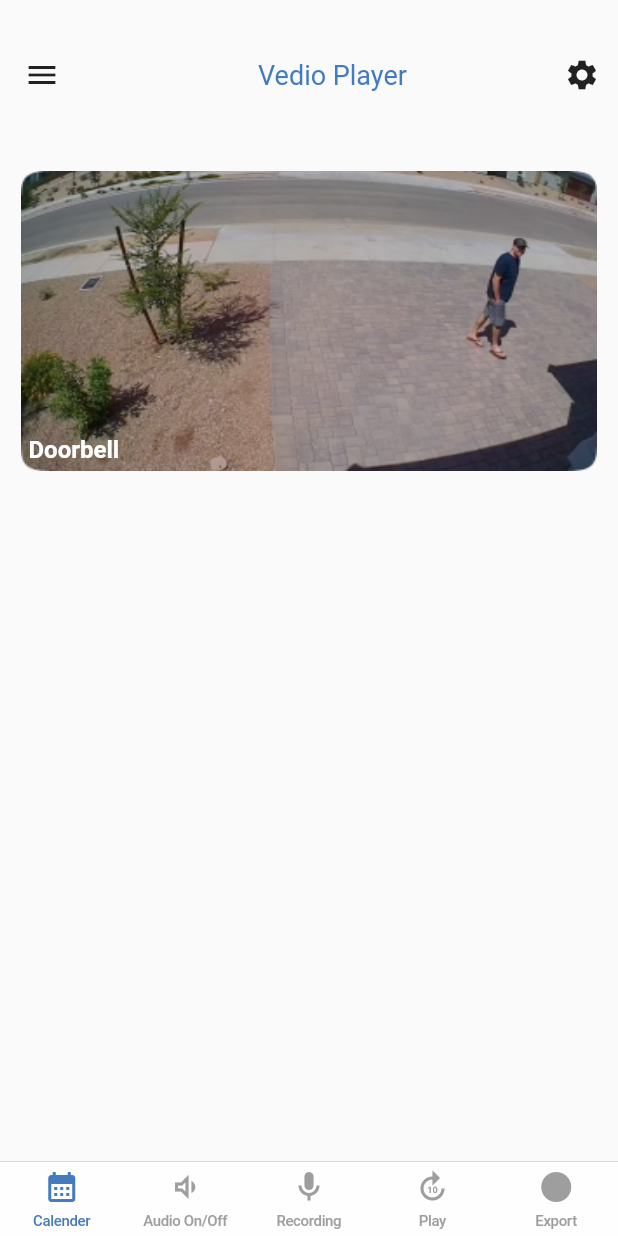
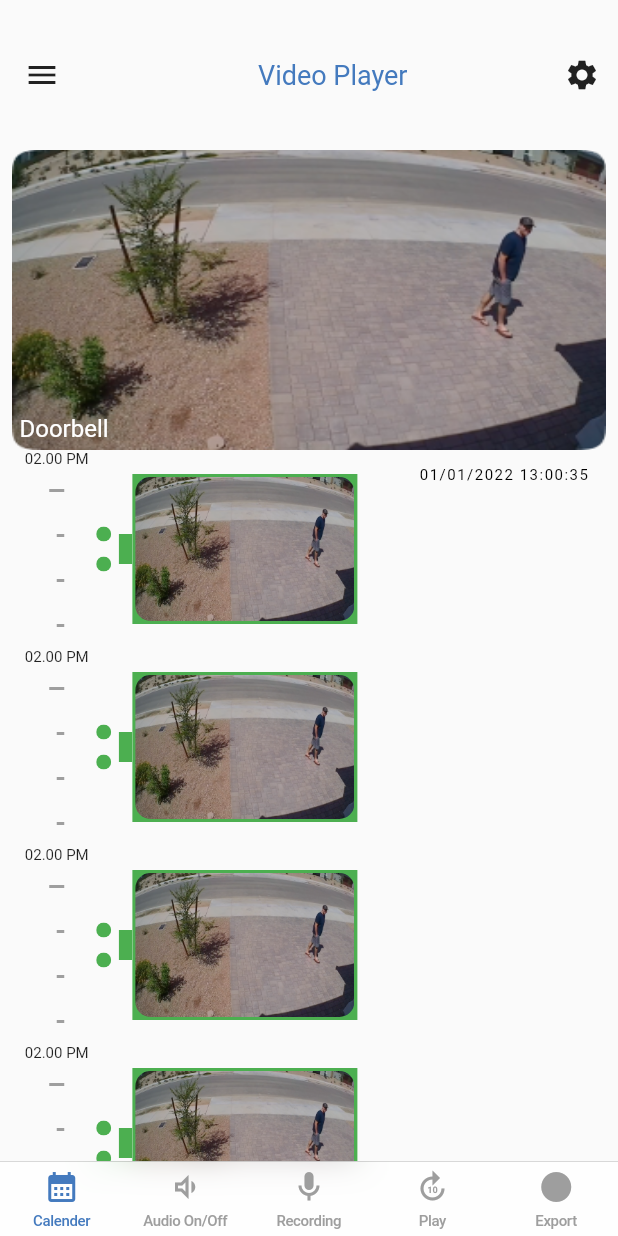
Before and after one commit to Haicam/Mobile, a Flutter app: the VideoPlayerView screen opened directly, on a phone screen of 412 x 824 dp. Run offline on Flutter 3.47's test engine with Material 2 defaults, Android fonts, the phone set to English and light mode, and no system bars; our stand-ins replace bloc, equatable, flutter_bloc, flutter_custom_clippers, font_awesome_flutter, video_player and 1 more.

Commit message:
video-player-timeline-design-and-update-code
Work on video player timeline design and update some code path and setting

```diff
--- /dev/null
+++ b/haicam/lib/common/utils/app_images.dart
@@ -0,0 +1,11 @@
+// images_path
+const String imagePath = 'assets/images/';
+const String appLogoImage = '${imagePath}haicam_logo.png';
+const String appCamOneIcon = '${imagePath}cam_pic_01.png';
+const String appCamTwoIcon = '${imagePath}cam_pic_02.png';
+const String appCamThreeIcon = '${imagePath}cam_pic_03.png';
+
+// icons_path
+const String iconPath = 'assets/icons/';
+const String appAudioIcon = '${iconPath}audio_icon.png';
+const String appSettingIcon = '${iconPath}cam_setting.png';
--- a/haicam/lib/features/auth/view/login_view.dart
+++ b/haicam/lib/features/auth/view/login_view.dart
@@ -29,7 +29,7 @@ class _LoginViewState extends State<LoginView> {
     return DefaultTabController(
       length: 2,
       child: Scaffold(
-        backgroundColor: Colors.white,
+        backgroundColor: AppColors.white,
         body: buildMainView(),
       ),
     );
--- a/haicam/lib/features/home/view/home_view.dart
+++ b/haicam/lib/features/home/view/home_view.dart
@@ -1,5 +1,6 @@
 import 'package:flutter/material.dart';
 import 'package:prac_haicam/common/utils/app_colors.dart';
+import 'package:prac_haicam/common/utils/app_images.dart';
 import 'package:prac_haicam/common/widgets/base_widget.dart';
 import 'package:prac_haicam/features/menu/widget/navigation_drawer_widget.dart';
 import 'package:prac_haicam/features/player/view/video_player_view.dart';
@@ -54,7 +55,7 @@ class _HomeViewState extends State<HomeView> {
         height: 200,
         decoration: BoxDecoration(
           image: DecorationImage(
-            image: AssetImage('assets/images/$camName'),
+            image: AssetImage('$imagePath$camName'),
             fit: BoxFit.fill,
           ),
         ),
@@ -81,7 +82,7 @@ class _HomeViewState extends State<HomeView> {
               children: [
                 IconButton(
                   icon: const ImageIcon(
-                    AssetImage('assets/icons/cam_setting.png'),
+                    AssetImage(appSettingIcon),
                   ),
                   color: AppColors.white,
                   iconSize: 50,
--- a/haicam/lib/features/onboarding/view/splash_view.dart
+++ b/haicam/lib/features/onboarding/view/splash_view.dart
@@ -1,5 +1,6 @@
 import 'package:flutter/material.dart';
 import 'package:prac_haicam/common/utils/app_colors.dart';
+import 'package:prac_haicam/common/utils/app_images.dart';
 import 'package:prac_haicam/features/auth/view/login_view.dart';
 
 class SplashView extends StatefulWidget {
@@ -17,7 +18,7 @@ class _SplashViewState extends State<SplashView> {
   }
 
   void goToHome() async {
-    await Future.delayed(const Duration(milliseconds: 1500), () {});
+    await Future.delayed(const Duration(milliseconds: 3000), () {});
     if (!mounted) return;
     Navigator.pushReplacement(
       context,
@@ -33,10 +34,10 @@ class _SplashViewState extends State<SplashView> {
     return Scaffold(
       backgroundColor: AppColors.background,
       body: Container(
-        color: Colors.grey[200],
+        color: AppColors.lightGrey,
         alignment: Alignment.center,
         child: const Image(
-          image: AssetImage('assets/images/haicam_logo.png'),
+          image: AssetImage(appLogoImage),
         ),
       ),
     );
--- a/haicam/lib/features/player/view/video_player_view.dart
+++ b/haicam/lib/features/player/view/video_player_view.dart
@@ -1,10 +1,12 @@
 import 'package:flutter/cupertino.dart';
 import 'package:flutter/material.dart';
 import 'package:prac_haicam/common/utils/app_colors.dart';
+import 'package:prac_haicam/common/utils/app_images.dart';
 import 'package:prac_haicam/common/widgets/base_widget.dart';
 import 'package:prac_haicam/features/home/view/home_view.dart';
 import 'package:prac_haicam/features/menu/widget/navigation_drawer_widget.dart';
 import 'package:prac_haicam/features/player/model/video_player_item.dart';
+import 'package:prac_haicam/features/player/widget/timeline_widget.dart';
 
 class VideoPlayerView extends StatefulWidget {
   const VideoPlayerView({Key? key}) : super(key: key);
@@ -48,19 +50,77 @@ class _VideoPlayerViewState extends State<VideoPlayerView> {
         iconTheme: const IconThemeData(),
         title: Padding(
           padding: const EdgeInsets.only(left: 100.0),
-          child: bodyDarkText("Vedio Player"),
+          child: bodyDarkText("Video Player"),
         ),
       ),
       drawer: NavigationDrawer(),
-      body: buildMainView(),
+      body: SingleChildScrollView(child: buildMainView()),
       bottomNavigationBar: prepareBottomTabs(),
     );
   }
 
   Widget buildMainView() {
-    return ListView(
+    return Column(
       children: <Widget>[
-        displayDevice("Doorbell", "cam_pic_01.png"),
+        Container(
+          child: displayDevice("Doorbell", "cam_pic_01.png"),
+        ),
+        Row(
+          mainAxisAlignment: MainAxisAlignment.spaceAround,
+          crossAxisAlignment: CrossAxisAlignment.start,
+          children: [
+            Container(
+              margin: const EdgeInsets.only(left: 5.0, right: 10.0),
+              // color: Colors.amber,
+              child: Row(
+                mainAxisAlignment: MainAxisAlignment.start,
+                children: [
+                  Column(
+                    children: const [
+                      cardTimeline(),
+                      cardTimeline(),
+                      cardTimeline(),
+                      cardTimeline(),
+                    ],
+                  ),
+                ],
+              ),
+            ),
+            Align(
+              alignment: Alignment.centerRight,
+              child: Padding(
+                padding: const EdgeInsets.all(8.0),
+                child: SizedBox(
+                  height: 20,
+                  // color: Colors.blue,
+                  child: RichText(
+                    text: const TextSpan(
+                      style: TextStyle(
+                        color: Colors.black,
+                        height: 1.5,
+                        letterSpacing: 1.0,
+                      ),
+                      children: <TextSpan>[
+                        TextSpan(
+                          text: '01/01/2022 ',
+                          style: TextStyle(
+                            fontSize: 10,
+                          ),
+                        ),
+                        TextSpan(
+                          text: '13:00:35',
+                          style: TextStyle(
+                            fontSize: 10,
+                          ),
+                        ),
+                      ],
+                    ),
+                  ),
+                ),
+              ),
+            ),
+          ],
+        )
       ],
     );
   }
@@ -68,11 +128,11 @@ class _VideoPlayerViewState extends State<VideoPlayerView> {
   Widget displayDevice(String camLocation, String camName) {
     return Container(
       padding: const EdgeInsets.all(5),
-      margin: const EdgeInsets.all(14),
+      margin: const EdgeInsets.only(left: 8.0, right: 8.0),
       height: 200,
       decoration: BoxDecoration(
         image: DecorationImage(
-          image: AssetImage('assets/images/$camName'),
+          image: AssetImage('$imagePath$camName'),
           fit: BoxFit.fill,
         ),
       ),
@@ -86,7 +146,6 @@ class _VideoPlayerViewState extends State<VideoPlayerView> {
                 style: const TextStyle(
                   color: Colors.white,
                   fontSize: 16,
-                  fontWeight: FontWeight.bold,
                 ),
               ),
             ],
--- /dev/null
+++ b/haicam/lib/features/player/widget/line_widget.dart
@@ -0,0 +1,22 @@
+import 'package:flutter/material.dart';
+
+class LineGen extends StatelessWidget {
+  final List lines;
+  const LineGen({Key? key, required this.lines}) : super(key: key);
+
+  @override
+  Widget build(BuildContext context) {
+    return Column(
+      crossAxisAlignment: CrossAxisAlignment.end,
+      children: List.generate(
+        4,
+        (index) => Container(
+          height: 2.0,
+          width: lines[index],
+          color: Colors.grey,
+          margin: const EdgeInsets.symmetric(vertical: 14),
+        ),
+      ),
+    );
+  }
+}
--- /dev/null
+++ b/haicam/lib/features/player/widget/timeline_widget.dart
@@ -0,0 +1,116 @@
+import 'package:flutter/material.dart';
+import 'package:prac_haicam/common/widgets/base_widget.dart';
+import 'package:prac_haicam/features/player/widget/line_widget.dart';
+import 'package:flutter_custom_clippers/flutter_custom_clippers.dart';
+
+class cardTimeline extends StatelessWidget {
+  const cardTimeline({
+    Key? key,
+  }) : super(key: key);
+
+  @override
+  Widget build(BuildContext context) {
+    return Row(
+      children: [
+        Container(
+          // color: Colors.lightBlue,
+          child: Column(
+            children: const [
+              Text(
+                '02.00 PM',
+                style: TextStyle(
+                  fontSize: 10,
+                ),
+              ),
+              LineGen(
+                lines: [10.0, 5.0, 5.0, 5.0],
+              ),
+            ],
+          ),
+        ),
+        const SizedBox(width: 5),
+        Column(
+          children: [
+            ClipOval(
+              child: Material(
+                color: Colors.green, // Button color
+                child: InkWell(
+                  splashColor: Colors.red, // Splash color
+                  onTap: () {},
+                  child: const SizedBox(
+                    width: 10,
+                    height: 10,
+                    // child: Icon(Icons.circle),
+                  ),
+                ),
+              ),
+            ),
+            addHeight(10.0),
+            ClipOval(
+              child: Material(
+                color: Colors.green, // Button color
+                child: InkWell(
+                  splashColor: Colors.green, // Splash color
+                  onTap: () {},
+                  child: const SizedBox(
+                    width: 10,
+                    height: 10,
+                    // child: Icon(Icons.circle),
+                  ),
+                ),
+              ),
+            ),
+          ],
+        ),
+        const SizedBox(width: 5),
+        Column(
+          children: [
+            Row(
+              children: [
+                ClipPath(
+                  clipper: ArrowClipper(10, 0, Edge.LEFT),
+                  child: Container(
+                    height: 20,
+                    color: Colors.green,
+                    child: const Center(
+                        child: Text(
+                      "A",
+                      style: TextStyle(color: Colors.green),
+                    )),
+                  ),
+                ),
+                Container(
+                  height: 100.0,
+                  width: 150.0,
+                  color: Colors.green,
+                  child: Padding(
+                    padding: const EdgeInsets.all(2.0),
+                    child: Container(
+                      decoration: const BoxDecoration(
+                        // borderRadius: BorderRadius.only(
+                        //   topLeft: Radius.circular(40.0),
+                        //   topRight: Radius.circular(40.0),
+                        // ),
+                        borderRadius: BorderRadius.all(
+                          Radius.circular(10),
+                        ),
+                        image: DecorationImage(
+                          image:
+                              ExactAssetImage('assets/images/cam_pic_01.png'),
+                          fit: BoxFit.fill,
+                        ),
+                      ),
+                      child: const Center(
+                          // child: Text("test"),
+                          ),
+                    ),
+                  ),
+                ),
+              ],
+            ),
+          ],
+        ),
+      ],
+    );
+  }
+}
--- a/haicam/lib/main.dart
+++ b/haicam/lib/main.dart
@@ -1,6 +1,6 @@
 import 'package:flutter/material.dart';
 import 'package:flutter_bloc/flutter_bloc.dart';
-import 'package:prac_haicam/features/onboarding/view/splash_view.dart';
+import 'package:prac_haicam/features/player/view/video_player_view.dart';
 import 'package:prac_haicam/features/theme/bloc/theme_bloc.dart';
 
 void main() {
@@ -21,7 +21,7 @@ class MyApp extends StatelessWidget {
             debugShowCheckedModeBanner: false,
             title: 'Haicam',
             theme: state.theme,
-            home: const SplashView(),
+            home: const VideoPlayerView(),
           );
         },
       ),
--- a/haicam/pubspec.yaml
+++ b/haicam/pubspec.yaml
@@ -53,6 +53,9 @@ dev_dependencies:
   # package. See that file for information about deactivating specific lint
   # rules and activating additional ones.
   flutter_lints: ^2.0.0
+  flutter_custom_clippers: ^2.0.0
+  bloc: ^8.0.3
+  flutter_bloc: ^8.0.1
 
 # For information on the generic Dart part of this file, see the
 # following page: https://dart.dev/tools/pub/pubspec
```
